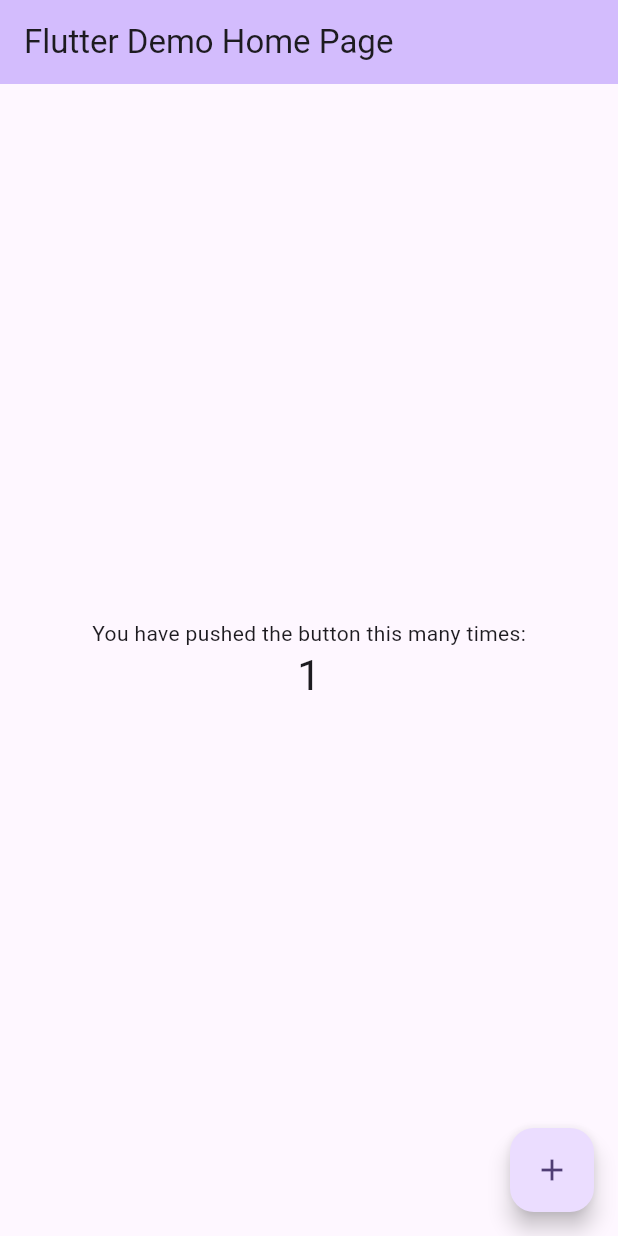
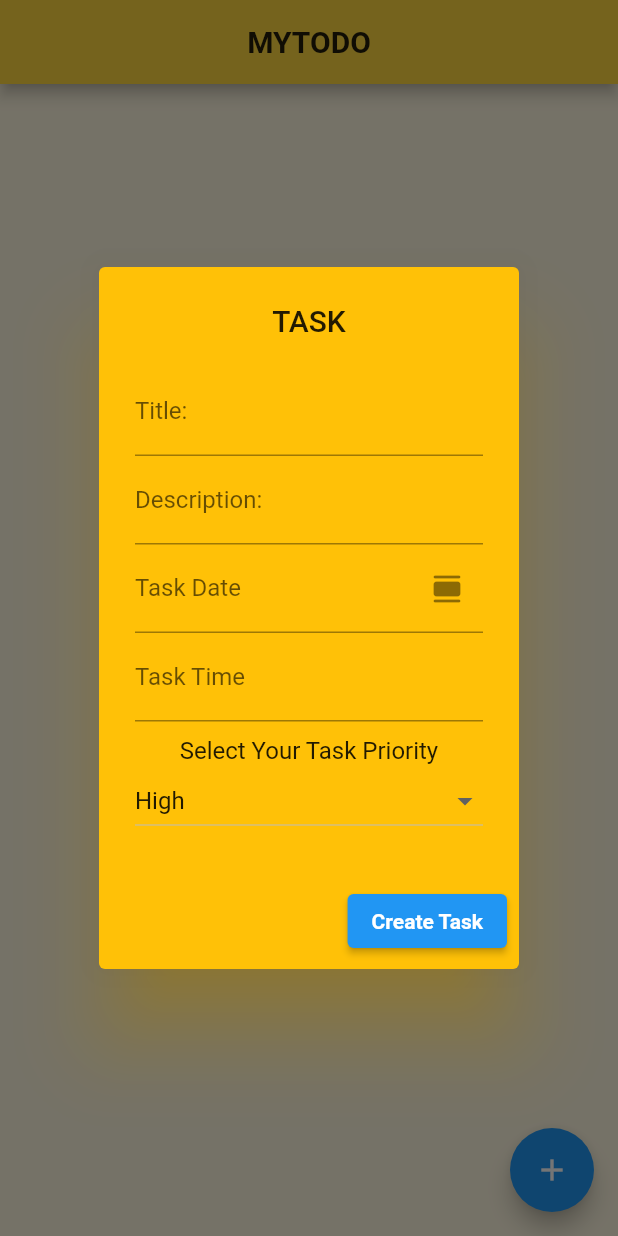
Before and after one commit to janith2021/mytodo, a Flutter app: the screen it shows after launch, after a tap on the "add" icon, on a phone screen of 412 x 824 dp. Run offline on Flutter 3.47's test engine with Material 2 defaults, Android fonts, the phone set to English and light mode, and no system bars; our stand-ins replace contained_tab_bar_view, flutter_holo_date_picker, sqflite; missing offline and left inert: art_sweetalert, omni_datetime_picker, selectable; accounts and stored records are empty.

Commit message:
Task Create and Task view functionality has added

```diff
--- /dev/null
+++ b/mytodo/lib/constants/allDimensions.dart
@@ -0,0 +1,9 @@
+class AllDimensions {
+  static double px10 = 10;
+  static double px15 = 15;
+  static double px20 = 20;
+  static double px25 = 25;
+  static double px30 = 30;
+  static double px35 = 35;
+
+}
--- /dev/null
+++ b/mytodo/lib/constants/allStrings.dart
@@ -0,0 +1,4 @@
+class AllStrings {
+  static String title = "MYTODO";
+  // static String title = "MYTODO";
+}
--- /dev/null
+++ b/mytodo/lib/db/sqlite.dart
@@ -0,0 +1,61 @@
+// import 'dart:html';
+import 'dart:io';
+import 'package:flutter/cupertino.dart';
+import 'package:path_provider/path_provider.dart';
+import 'package:sqflite/sqflite.dart';
+import 'package:path/path.dart';
+
+class DatabaseHelper {
+  static final _databasename = 'mytodo.db';
+  static final _databaseversion = 1;
+  static final table1name = 'tasks';
+  static final table1id = 'id';
+  static final table1title = 'title';
+  static final table1description = 'description';
+  static final table1tasktime = 'tasktime';
+  static final table1taskdate = 'taskdate';
+  static final table1taskpriority = 'taskpriority';
+  static final table2name = 'notifications';
+  static final table2id = 'id';
+  // static final _table2
+
+  DatabaseHelper._constructor();
+  static final DatabaseHelper instance = DatabaseHelper._constructor();
+
+  static Database? _database;
+
+  Future<Database> get database async {
+    if (_database != null) return _database!;
+    _database = await _initializedatabase();
+    return _database!;
+  }
+
+  _initializedatabase() async {
+    Directory directory = await getApplicationDocumentsDirectory();
+    String path = join(directory.path, _databasename);
+    return await openDatabase(path,
+        version: _databaseversion, onCreate: createtable);
+  }
+
+  Future createtable(Database db, int version) {
+    return db.execute('''
+      CREATE TABLE $table1name(
+      $table1id INTEGER PRIMARY KEY,
+      $table1title VARCHAR(50) NOT NULL,
+      $table1description VARCHAR(50) NOT NULL,
+      $table1taskdate DATE NOT NULL,
+      $table1tasktime TEXT NOT NULL,
+      $table1taskpriority INTEGER NOT NULL)
+    ''');
+  }
+
+  Future<int> insertdata(Map<String, dynamic> data) async {
+    Database db = await instance.database;
+    return await db.insert(table1name, data);
+  }
+
+  Future<List<Map<String, dynamic>>> getdata() async {
+    Database db = await instance.database;
+    return await db.query(table1name);
+  }
+}
--- a/mytodo/lib/main.dart
+++ b/mytodo/lib/main.dart
@@ -1,125 +1,33 @@
+import 'package:contained_tab_bar_view/contained_tab_bar_view.dart';
 import 'package:flutter/material.dart';
+import 'package:mytodo/constants/allDimensions.dart';
+import 'package:mytodo/constants/allStrings.dart';
+import 'package:mytodo/constants/appColors.dart';
+import 'package:mytodo/pages/homepage.dart';
+import 'package:mytodo/providers/createtaskprovider.dart';
+import 'package:provider/provider.dart';
+import 'package:selectable/selectable.dart';
 
 void main() {
-  runApp(const MyApp());
+  runApp(const TODOAPP());
 }
 
-class MyApp extends StatelessWidget {
-  const MyApp({super.key});
+class TODOAPP extends StatelessWidget {
+  const TODOAPP({super.key});
 
-  // This widget is the root of your application.
   @override
   Widget build(BuildContext context) {
-    return MaterialApp(
-      title: 'Flutter Demo',
-      theme: ThemeData(
-        // This is the theme of your application.
-        //
-        // TRY THIS: Try running your application with "flutter run". You'll see
-        // the application has a blue toolbar. Then, without quitting the app,
-        // try changing the seedColor in the colorScheme below to Colors.green
-        // and then invoke "hot reload" (save your changes or press the "hot
-        // reload" button in a Flutter-supported IDE, or press "r" if you used
-        // the command line to start the app).
-        //
-        // Notice that the counter didn't reset back to zero; the application
-        // state is not lost during the reload. To reset the state, use hot
-        // restart instead.
-        //
-        // This works for code too, not just values: Most code changes can be
-        // tested with just a hot reload.
-        colorScheme: ColorScheme.fromSeed(seedColor: Colors.deepPurple),
-        useMaterial3: true,
+    return MultiProvider(
+      providers: [
+        ChangeNotifierProvider(create: (_) => CreateTaskProvider()),
+      ],
+      child: MaterialApp(
+        routes: {
+          HomePage.routename: (_) => HomePage(),
+        },
+        debugShowCheckedModeBanner: false,
+        home: HomePage(),
       ),
-      home: const MyHomePage(title: 'Flutter Demo Home Page'),
     );
   }
 }
-
-class MyHomePage extends StatefulWidget {
-  const MyHomePage({super.key, required this.title});
-
-  // This widget is the home page of your application. It is stateful, meaning
-  // that it has a State object (defined below) that contains fields that affect
-  // how it looks.
-
-  // This class is the configuration for the state. It holds the values (in this
-  // case the title) provided by the parent (in this case the App widget) and
-  // used by the build method of the State. Fields in a Widget subclass are
-  // always marked "final".
-
-  final String title;
-
-  @override
-  State<MyHomePage> createState() => _MyHomePageState();
-}
-
-class _MyHomePageState extends State<MyHomePage> {
-  int _counter = 0;
-
-  void _incrementCounter() {
-    setState(() {
-      // This call to setState tells the Flutter framework that something has
-      // changed in this State, which causes it to rerun the build method below
-      // so that the display can reflect the updated values. If we changed
-      // _counter without calling setState(), then the build method would not be
-      // called again, and so nothing would appear to happen.
-      _counter++;
-    });
-  }
-
-  @override
-  Widget build(BuildContext context) {
-    // This method is rerun every time setState is called, for instance as done
-    // by the _incrementCounter method above.
-    //
-    // The Flutter framework has been optimized to make rerunning build methods
-    // fast, so that you can just rebuild anything that needs updating rather
-    // than having to individually change instances of widgets.
-    return Scaffold(
-      appBar: AppBar(
-        // TRY THIS: Try changing the color here to a specific color (to
-        // Colors.amber, perhaps?) and trigger a hot reload to see the AppBar
-        // change color while the other colors stay the same.
-        backgroundColor: Theme.of(context).colorScheme.inversePrimary,
-        // Here we take the value from the MyHomePage object that was created by
-        // the App.build method, and use it to set our appbar title.
-        title: Text(widget.title),
-      ),
-      body: Center(
-        // Center is a layout widget. It takes a single child and positions it
-        // in the middle of the parent.
-        child: Column(
-          // Column is also a layout widget. It takes a list of children and
-          // arranges them vertically. By default, it sizes itself to fit its
-          // children horizontally, and tries to be as tall as its parent.
-          //
-          // Column has various properties to control how it sizes itself and
-          // how it positions its children. Here we use mainAxisAlignment to
-          // center the children vertically; the main axis here is the vertical
-          // axis because Columns are vertical (the cross axis would be
-          // horizontal).
-          //
-          // TRY THIS: Invoke "debug painting" (choose the "Toggle Debug Paint"
-          // action in the IDE, or press "p" in the console), to see the
-          // wireframe for each widget.
-          mainAxisAlignment: MainAxisAlignment.center,
-          children: <Widget>[
-            const Text(
-              'You have pushed the button this many times:',
-            ),
-            Text(
-              '$_counter',
-              style: Theme.of(context).textTheme.headlineMedium,
-            ),
-          ],
-        ),
-      ),
-      floatingActionButton: FloatingActionButton(
-        onPressed: _incrementCounter,
-        tooltip: 'Increment',
-        child: const Icon(Icons.add),
-      ), // This trailing comma makes auto-formatting nicer for build methods.
-    );
-  }
-}
--- /dev/null
+++ b/mytodo/lib/models/Task.dart
@@ -0,0 +1,10 @@
+class Task {
+  final String id;
+  final String title;
+  final String description;
+  final String tasktime;
+  final String taskdate;
+  // final String taskpriority;
+
+  Task(this.id, this.title, this.description, this.tasktime, this.taskdate);
+}
--- /dev/null
+++ b/mytodo/lib/pages/homepage.dart
@@ -0,0 +1,249 @@
+import 'package:flutter/material.dart';
+import 'package:flutter_holo_date_picker/date_picker.dart';
+import 'package:mytodo/constants/allDimensions.dart';
+import 'package:mytodo/constants/allStrings.dart';
+import 'package:mytodo/constants/appColors.dart';
+import 'package:mytodo/db/sqlite.dart';
+import 'package:mytodo/models/Task.dart';
+import 'package:mytodo/providers/createtaskprovider.dart';
+import 'package:mytodo/widgets/CustomPopupBox.dart';
+import 'package:omni_datetime_picker/omni_datetime_picker.dart';
+import 'package:provider/provider.dart';
+
+class HomePage extends StatefulWidget {
+  static String get routename => "/tasks/dashboard";
+  HomePage({super.key});
+
+  @override
+  State<HomePage> createState() => _HomePageState();
+}
+
+class _HomePageState extends State<HomePage> {
+  List<Task> tasks = [];
+  String selected = "1";
+  List<DropdownMenuItem<String>> items = [
+    DropdownMenuItem(
+      child: Text("High"),
+      value: "1",
+    ),
+    DropdownMenuItem(
+      child: Text("Medium"),
+      value: "2",
+    ),
+    DropdownMenuItem(
+      child: Text("Low"),
+      value: "3",
+    )
+  ];
+  TextEditingController controllertitle = TextEditingController();
+
+  Future<List<Task>> gettasks() async {
+    var data = await DatabaseHelper.instance.getdata();
+    debugPrint(data.toString());
+    for (var dat in data) {
+      var id = dat['id'].toString();
+      var title = dat['title'].toString();
+      var description = dat['description'].toString();
+      var taskdate = dat['taskdate'].toString();
+      var tasktime = dat['tasktime'].toString();
+      // debugPrint(id);
+      // var taskpriority = dat['taskpriority'].toString();
+      Task task = Task(id, title, description, tasktime, taskdate);
+      // debugPrint(task.toString());
+      tasks.add(task);
+      // debugPrint(id.toString());
+    }
+    debugPrint(tasks.toString());
+    return tasks;
+  }
+
+  @override
+  Widget build(BuildContext context) {
+    return SafeArea(
+      child: Scaffold(
+        backgroundColor: Colors.amber[50],
+        appBar: AppBar(
+          leading: null,
+          automaticallyImplyLeading: false,
+          title: Text(
+            AllStrings.title,
+            style: const TextStyle(
+                color: Colors.black87, fontWeight: FontWeight.bold),
+          ),
+          backgroundColor: Colors.amberAccent[200],
+          centerTitle: true,
+        ),
+        floatingActionButton: FloatingActionButton(
+            onPressed: () {
+              createtaskpopup(context);
+            },
+            child: const Icon(Icons.add),
+            tooltip: "Add Your New Task"),
+        body: FutureBuilder(
+            future: gettasks(),
+            builder: (context, AsyncSnapshot<List<Task>> snapshot) {
+              if (snapshot.connectionState == ConnectionState.waiting) {
+                return CircularProgressIndicator();
+              } else {
+                if (snapshot.hasError) {
+                  return Expanded(child: Text(snapshot.error.toString()));
+                }
+                var data = snapshot.data;
+                return ListView.builder(
+                    itemCount: data!.length,
+                    itemBuilder: (context, index) {
+                      var item = data[index];
+                      // debugPrint(item.toString());
+                      return Padding(
+                        padding: const EdgeInsets.only(top: 10,left: 10,right: 10),
+                        child: Container(
+                          decoration: BoxDecoration(color: Colors.cyan,boxShadow: [BoxShadow(blurRadius: 5)]),
+                          padding: EdgeInsets.all(AllDimensions.px10),
+                          child: Column(
+                            children: [
+                              Row(mainAxisAlignment: MainAxisAlignment.end,children: [
+                                InkWell(onTap: (){
+
+                                },child: Icon(Icons.edit)),
+                                Icon(Icons.delete)
+                              ],),
+                              Text(item.title),
+                              Text(item.description),
+                              Text(item.taskdate),
+                              Text(item.tasktime),
+                              SizedBox(height: AllDimensions.px10,)
+                            ],
+                          ),
+
+
+                        ),
+                      );
+                    });
+              }
+            }),
+      ),
+    );
+  }
+
+Future<dynamic> createtaskpopup(BuildContext context) {
+    return showDialog(
+                context: context,
+                builder: (BuildContext context) {
+                  return Consumer<CreateTaskProvider>(
+                      builder: (context, provider, _) {
+                    return AlertDialog(
+                        shadowColor: Colors.amber,
+                        backgroundColor: Colors.amber,
+                        title: const Center(child: Text("TASK")),
+                        // scrollable: false,
+                        // insetPadding: EdgeInsets.symmetric(vertical: AllDimensions.px10),
+                        actions: [
+                          ElevatedButton(
+                              onPressed: () {
+                                provider.createTask(context);
+                              },
+                              child: const Text(
+                                "Create Task",
+                                style: TextStyle(fontWeight: FontWeight.bold),
+                              ))
+                        ],
+                        content: SingleChildScrollView(
+                          child: Column(
+                            // mainAxisSize: MainAxisSize.min,
+                            children: [
+                              // Text("Title: ${provider.selected}"),
+                              TextFormField(
+                                controller: provider.controllertasktitle,
+                                decoration: InputDecoration(
+                                    hintText: "Enter The Title",
+                                    label: Text("Title: ")),
+                              ),
+                              TextFormField(
+                                controller:
+                                    provider.controllertaskdescription,
+                                decoration: InputDecoration(
+                                    hintText: "Enter The Description",
+                                    label: Text("Description: ")),
+                              ),
+                              TextFormField(
+                                onTap: () async {
+                                  DateTime? pickeddatetime =
+                                      await showOmniDateTimePicker(
+                                    context: context,
+                                    initialDate: DateTime.now(),
+                                    firstDate: DateTime.now(),
+                                    is24HourMode: false,
+                                    isShowSeconds: false,
+                                    isForce2Digits: false,
+                                    minutesInterval: 1,
+                                    borderRadius: const BorderRadius.all(
+                                        Radius.circular(16)),
+                                    constraints: const BoxConstraints(
+                                      maxWidth: 350,
+                                      maxHeight: 650,
+                                    ),
+                                    transitionBuilder:
+                                        (context, anim1, anim2, child) {
+                                      return FadeTransition(
+                                        opacity: anim1.drive(
+                                          Tween(
+                                            begin: 0,
+                                            end: 1,
+                                          ),
+                                        ),
+                                        child: child,
+                                      );
+                                    },
+                                    transitionDuration:
+                                        const Duration(milliseconds: 200),
+                                    barrierDismissible: true,
+                                  );
+                                  var newdatetime = pickeddatetime.toString();
+                                  var splitting = newdatetime.split(" ");
+                                  splitting[1] =
+                                      splitting[1].replaceAll(":00.000", "");
+                                  provider.controllertaskdate.text =
+                                      splitting[0];
+                                  provider.controllertasktime.text =
+                                      splitting[1];
+                                  // debugPrint(splitting[1]);
+                                },
+                                //  debugPrint(dateTime.toString());
+                                controller: provider.controllertaskdate,
+                                decoration: const InputDecoration(
+                                    hintText: "Pick The Task Date",
+                                    label: Text("Task Date"),
+                                    suffixIcon: Icon(
+                                        Icons.calendar_view_day_rounded)),
+                              ),
+                              TextFormField(
+                                readOnly: true,
+                                controller: provider.controllertasktime,
+                                decoration: const InputDecoration(
+                                    label: Text("Task Time"),
+                                    hintText: "Your Task Time"),
+                              ),
+                              SizedBox(
+                                height: AllDimensions.px10,
+                              ),
+                              const Text("Select Your Task Priority"),
+                              DropdownButton(
+                                dropdownColor: Colors.amber,
+                                items: items,
+                                // dropdownColor: Colors.blue,
+                                // elevation: 1,
+
+                                onChanged: (String? changedvalue) {
+                                  provider.selected = changedvalue!;
+                                  provider.checkupdate();
+                                },
+                                value: provider.selected,
+                                isExpanded: true,
+                              ),
+                            ],
+                          ),
+                        ));
+                  });
+                });
+  }
+}
--- /dev/null
+++ b/mytodo/lib/providers/createtaskprovider.dart
@@ -0,0 +1,50 @@
+import 'package:art_sweetalert/art_sweetalert.dart';
+import 'package:flutter/material.dart';
+import 'package:mytodo/db/sqlite.dart';
+import 'package:mytodo/pages/homepage.dart';
+
+class CreateTaskProvider extends ChangeNotifier {
+  TextEditingController controllertaskdate = TextEditingController();
+  TextEditingController controllertasktime = TextEditingController();
+  TextEditingController controllertasktitle = TextEditingController();
+  TextEditingController controllertaskdescription = TextEditingController();
+  TextEditingController controllertaskpriority = TextEditingController();
+
+  String selected = "1";
+  checkupdate() {
+    notifyListeners();
+  }
+
+  createTask(BuildContext context) async {
+    // DatabaseHelper.instance.dropdatabase();
+    int i = await DatabaseHelper.instance.insertdata({
+      DatabaseHelper.table1title: controllertasktitle.text,
+      DatabaseHelper.table1description: controllertaskdescription.text,
+      DatabaseHelper.table1taskdate: controllertaskdate.text,
+      DatabaseHelper.table1tasktime: controllertasktime.text,
+      DatabaseHelper.table1taskpriority: selected,
+    });
+    if (!i.isNaN) {
+      // ignore: use_build_context_synchronously
+      // Navigator.pop(context);
+      // ignore: use_build_context_synchronously
+      Navigator.popAndPushNamed(context, "/tasks/dashboard");
+      // ignore: use_build_context_synchronously
+      ArtSweetAlert.show(
+          context: context,
+          artDialogArgs: ArtDialogArgs(
+              title: 'Success',
+              text: 'Task Created Successfully',
+              type: ArtSweetAlertType.success));
+    } else {
+      // ignore: use_build_context_synchronously
+      ArtSweetAlert.show(
+          context: context,
+          artDialogArgs: ArtDialogArgs(
+            title: "Error",
+            text: "Task Creation Failed",
+            type: ArtSweetAlertType.danger,
+          ));
+    }
+  }
+}
```
Also changed, not shown: mytodo/lib/constants/appColors.dart (added, +11 -0 lines), mytodo/lib/widgets/CustomPopupBox.dart (added, +17 -0 lines), mytodo/pubspec.yaml (+9 -0 lines), mytodo/pubspec.lock, 6 other files.
